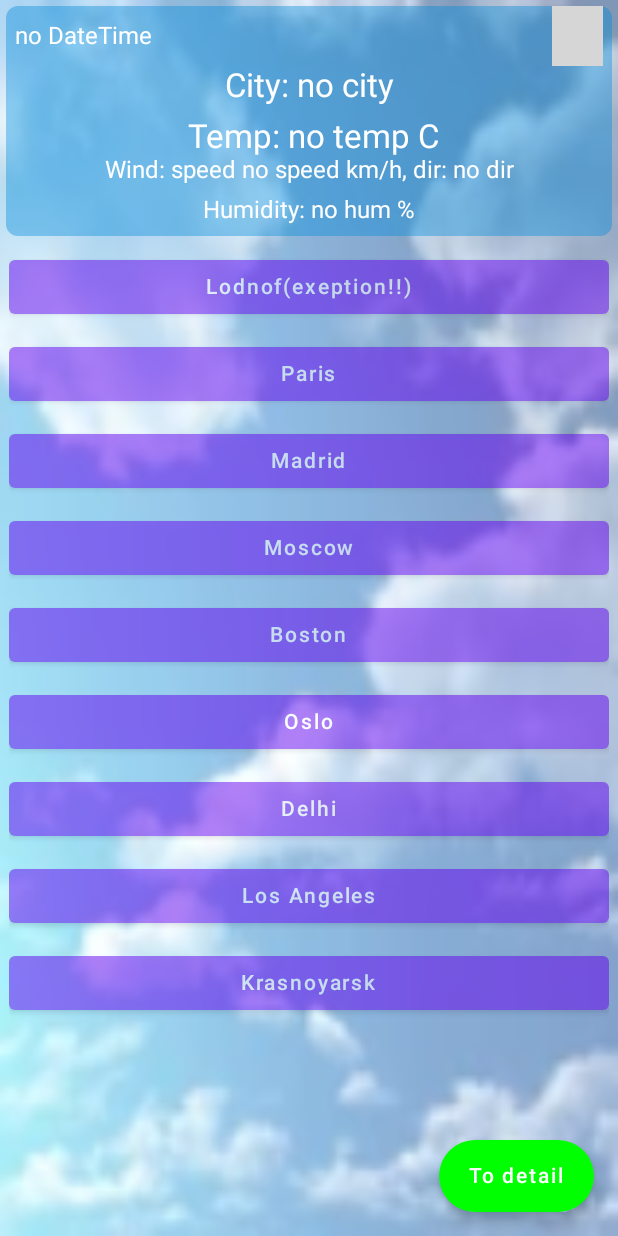
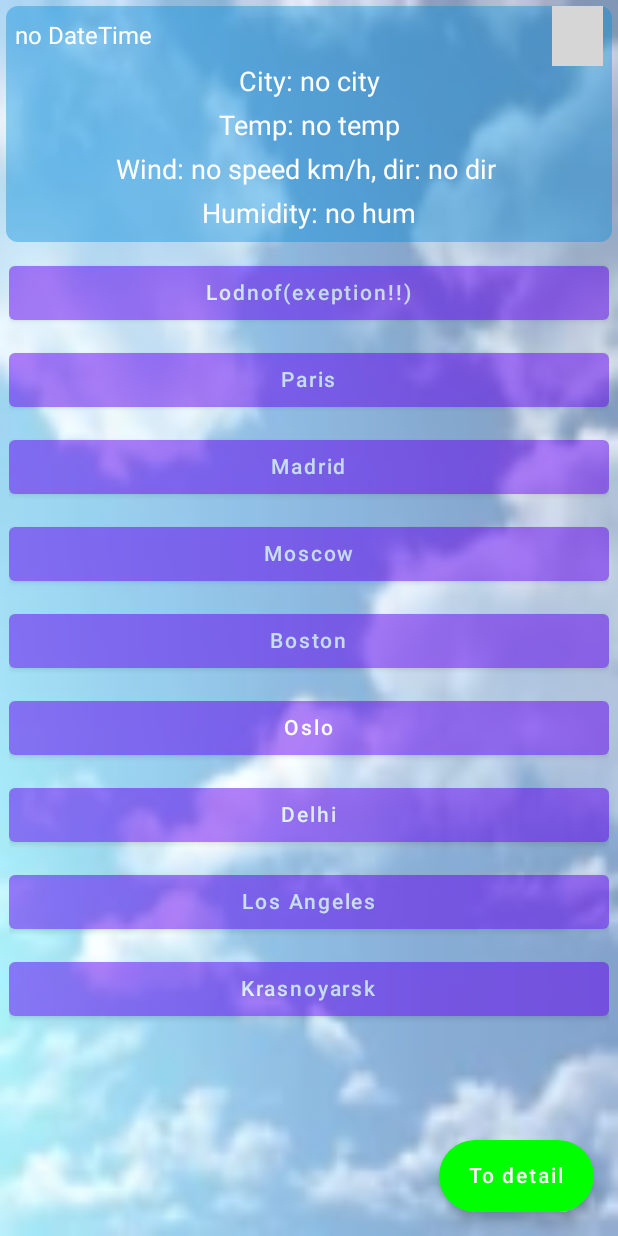
Before and after one commit to Vitas1968/WeatherAppWithCompose2, an Android app built with Jetpack Compose: the screen it shows after launch (MainActivity), on a phone screen of 412 x 824 dp. Run offline under Robolectric (Android 15) with nearby library versions, the phone set to English and light mode, and no system bars; our stand-ins replace Dagger/Hilt's generated code; libraries missing offline, so code that uses them is left out: com.jakewharton.retrofit2; pictures from the network do not load; 2 statements that could not run were skipped; grey boxes are pictures that could not be loaded.

Commit message:
продолжение декомпозиции элементов интерфейса главного экрана

```diff
--- /dev/null
+++ b/app/src/main/java/com/dorofeev/weatherappwithcomposev2/screens/main_screen/BackgroundMainScreen.kt
@@ -0,0 +1,24 @@
+package com.dorofeev.weatherappwithcomposev2.screens.main_screen
+
+import androidx.compose.foundation.Image
+import androidx.compose.foundation.layout.fillMaxSize
+import androidx.compose.runtime.Composable
+import androidx.compose.ui.Modifier
+import androidx.compose.ui.draw.alpha
+import androidx.compose.ui.layout.ContentScale
+import androidx.compose.ui.res.painterResource
+import androidx.compose.ui.res.stringResource
+import com.dorofeev.weatherappwithcomposev2.R.drawable
+import com.dorofeev.weatherappwithcomposev2.R.string
+
+@Composable
+fun BackgroundMainScreen() {
+    Image(
+        painter = painterResource(id = drawable.main_background_img),
+        contentDescription = stringResource(id = string.main_background_description),
+        modifier = Modifier
+            .fillMaxSize()
+            .alpha(0.5f),
+        contentScale = ContentScale.FillBounds
+    )
+}
--- /dev/null
+++ b/app/src/main/java/com/dorofeev/weatherappwithcomposev2/screens/main_screen/FailureTextItem.kt
@@ -0,0 +1,25 @@
+package com.dorofeev.weatherappwithcomposev2.screens.main_screen
+
+import androidx.compose.foundation.layout.padding
+import androidx.compose.material.Text
+import androidx.compose.runtime.Composable
+import androidx.compose.runtime.State
+import androidx.compose.ui.Modifier
+import androidx.compose.ui.text.TextStyle
+import androidx.compose.ui.unit.dp
+import androidx.compose.ui.unit.sp
+import com.dorofeev.weatherappwithcomposev2.data.LoadingStatus
+import com.dorofeev.weatherappwithcomposev2.ui.theme.ErrorColor
+import com.dorofeev.weatherappwithcomposev2.utils.convertToFailure
+
+@Composable
+fun FailureTextItem(state: State<LoadingStatus>) {
+    state.convertToFailure()?.let {
+        Text(
+            modifier = Modifier.padding(bottom = 8.dp),
+            text = "Error : ${state.convertToFailure()?.message}",
+            style = TextStyle(fontSize = 16.sp),
+            color = ErrorColor
+        )
+    }
+}
--- a/app/src/main/java/com/dorofeev/weatherappwithcomposev2/screens/main_screen/OtherStartPageMainScreen.kt
+++ b/app/src/main/java/com/dorofeev/weatherappwithcomposev2/screens/main_screen/OtherStartPageMainScreen.kt
@@ -2,7 +2,6 @@ package com.dorofeev.weatherappwithcomposev2.screens.main_screen
 
 import android.content.Intent
 import android.util.Log
-import androidx.compose.foundation.Image
 import androidx.compose.foundation.layout.Arrangement
 import androidx.compose.foundation.layout.Column
 import androidx.compose.foundation.layout.Row
@@ -22,24 +21,18 @@ import androidx.compose.runtime.Composable
 import androidx.compose.runtime.State
 import androidx.compose.ui.Alignment
 import androidx.compose.ui.Modifier
-import androidx.compose.ui.draw.alpha
 import androidx.compose.ui.graphics.Color
-import androidx.compose.ui.layout.ContentScale
 import androidx.compose.ui.platform.LocalContext
-import androidx.compose.ui.res.painterResource
 import androidx.compose.ui.res.stringResource
 import androidx.compose.ui.text.TextStyle
 import androidx.compose.ui.unit.dp
 import androidx.compose.ui.unit.sp
 import coil.compose.AsyncImage
 import com.dorofeev.weatherappwithcomposev2.DetailActivity
-import com.dorofeev.weatherappwithcomposev2.R.drawable
 import com.dorofeev.weatherappwithcomposev2.R.string
 import com.dorofeev.weatherappwithcomposev2.data.LoadingStatus
 import com.dorofeev.weatherappwithcomposev2.ui.theme.BlueLight
-import com.dorofeev.weatherappwithcomposev2.ui.theme.ErrorColor
 import com.dorofeev.weatherappwithcomposev2.utils.addHttpsToRequest
-import com.dorofeev.weatherappwithcomposev2.utils.convertToFailure
 import com.dorofeev.weatherappwithcomposev2.utils.convertToLoading
 import com.dorofeev.weatherappwithcomposev2.utils.convertToWeatherData
 import com.dorofeev.weatherappwithcomposev2.viewmodels.MainViewModel
@@ -68,14 +61,7 @@ import com.dorofeev.weatherappwithcomposev2.viewmodels.MainViewModel
             )
         }
     ) {
-        Image(
-            painter = painterResource(id = drawable.main_background_img),
-            contentDescription = stringResource(id = string.main_background_description),
-            modifier = Modifier
-                .fillMaxSize()
-                .alpha(0.5f),
-            contentScale = ContentScale.FillBounds
-        )
+        BackgroundMainScreen()
 
         state.convertToLoading()?.let {
             if (it) ShowProgressbar()
@@ -121,39 +107,27 @@ import com.dorofeev.weatherappwithcomposev2.viewmodels.MainViewModel
                         )
                     }
 
-                    Text(
-                        modifier = Modifier.padding(bottom = 8.dp),
-                        text = "City: ${state.convertToWeatherData()?.city}",//"20 Jun 2022 13:00",
-                        style = TextStyle(fontSize = 22.sp),
-                        color = Color.White
-                    )
-                    Text(
-                        modifier = Modifier.padding(start = 6.dp),
-                        text = "Temp: ${state.convertToWeatherData()?.temp} C",//"20 Jun 2022 13:00",
-                        style = TextStyle(fontSize = 22.sp),
-                        color = Color.White
-                    )
-
-                    Text(
-                        modifier = Modifier.padding(bottom = 8.dp),
-                        text = "Wind: speed ${state.convertToWeatherData()?.windSpeed} km/h, dir: ${state.convertToWeatherData()?.windDir}",
-                        style = TextStyle(fontSize = 16.sp),
-                        color = Color.White
-                    )
-                    Text(
-                        modifier = Modifier.padding(bottom = 8.dp),
-                        text = "Humidity: ${state.convertToWeatherData()?.humidity} %",
-                        style = TextStyle(fontSize = 16.sp),
-                        color = Color.White
-                    )
-                    state.convertToFailure()?.let {
-                        Text(
-                            modifier = Modifier.padding(bottom = 8.dp),
-                            text = "Error : ${state.convertToFailure()?.message}",
-                            style = TextStyle(fontSize = 16.sp),
-                            color = ErrorColor
-                        )
-                    }
+                    TextItemWeatherDataMainScreen(state)
+//                    Text(
+//                        modifier = Modifier.padding(start = 6.dp),
+//                        text = "Temp: ${state.convertToWeatherData()?.temp} C",//"20 Jun 2022 13:00",
+//                        style = TextStyle(fontSize = 22.sp),
+//                        color = Color.White
+//                    )
+//
+//                    Text(
+//                        modifier = Modifier.padding(bottom = 8.dp),
+//                        text = "Wind: speed ${state.convertToWeatherData()?.windSpeed} km/h, dir: ${state.convertToWeatherData()?.windDir}",
+//                        style = TextStyle(fontSize = 16.sp),
+//                        color = Color.White
+//                    )
+//                    Text(
+//                        modifier = Modifier.padding(bottom = 8.dp),
+//                        text = "Humidity: ${state.convertToWeatherData()?.humidity} %",
+//                        style = TextStyle(fontSize = 16.sp),
+//                        color = Color.White
+//                    )
+                    FailureTextItem(state)
                 }
             }
             Spacer(modifier = Modifier.height(10.dp))
--- a/app/src/main/java/com/dorofeev/weatherappwithcomposev2/screens/main_screen/ShowProgressbar.kt
+++ b/app/src/main/java/com/dorofeev/weatherappwithcomposev2/screens/main_screen/ShowProgressbar.kt
@@ -7,7 +7,5 @@ import com.dorofeev.weatherappwithcomposev2.utils.Constants.DEFAULT_MDFR_SHOW_PR
 
 @Composable
 fun ShowProgressbar(modifier: Modifier? = null) {
-    val mdfr =  modifier?.let {it} ?: DEFAULT_MDFR_SHOW_PRGRS_BAR
-    CircularProgressIndicator(modifier = mdfr)
-
+    CircularProgressIndicator(modifier = modifier ?: DEFAULT_MDFR_SHOW_PRGRS_BAR)
 }
--- /dev/null
+++ b/app/src/main/java/com/dorofeev/weatherappwithcomposev2/screens/main_screen/TextItemWeatherDataMainScreen.kt
@@ -0,0 +1,61 @@
+package com.dorofeev.weatherappwithcomposev2.screens.main_screen
+
+import androidx.compose.foundation.layout.padding
+import androidx.compose.material.Text
+import androidx.compose.runtime.Composable
+import androidx.compose.runtime.State
+import androidx.compose.ui.Modifier
+import androidx.compose.ui.graphics.Color
+import androidx.compose.ui.res.stringArrayResource
+import androidx.compose.ui.text.TextStyle
+import androidx.compose.ui.unit.dp
+import androidx.compose.ui.unit.sp
+import com.dorofeev.weatherappwithcomposev2.R.array
+import com.dorofeev.weatherappwithcomposev2.data.LoadingStatus
+import com.dorofeev.weatherappwithcomposev2.utils.convertToWeatherData
+
+@Composable
+fun TextItemWeatherDataMainScreen(state: State<LoadingStatus>) {
+    val weatherParamsList = stringArrayResource(id = array.main_weather_param).toList()
+    val weatherParamsMap = with(state.convertToWeatherData()){
+        mapOf(
+            "City" to this?.city,
+            "Temp" to this?.temp,
+            "winds" to this?.windSpeed,
+            "windd" to this?.windDir,
+            "Humidity" to this?.humidity
+        )
+    }
+    val weatherParamsMap1 = mapOf<String, String?>(
+        "City" to state.convertToWeatherData()?.city,
+        "Temp" to state.convertToWeatherData()?.temp,
+        "winds" to state.convertToWeatherData()?.windSpeed,
+        "windd" to state.convertToWeatherData()?.windDir,
+        "Humidity" to state.convertToWeatherData()?.humidity
+    )
+    weatherParamsList.forEach { params ->
+        val textLocal = if (
+            params.contains(
+                "Wind",
+                true
+            )
+        ) "$params: ${weatherParamsMap["winds"]} km/h, dir: ${weatherParamsMap["windd"]} "
+        else "$params: ${weatherParamsMap[params]}"
+        Text(
+            modifier = Modifier.padding(bottom = 8.dp),
+            text = textLocal,//"20 Jun 2022 13:00",
+            style = TextStyle(fontSize = 18.sp),
+            color = Color.White
+        )
+    }
+
+/*
+    Text(
+        modifier = Modifier.padding(bottom = 8.dp),
+        text = "City: ${state.convertToWeatherData()?.city}",//"20 Jun 2022 13:00",
+        style = TextStyle(fontSize = 22.sp),
+        color = Color.White
+    )
+
+ */
+}
--- /dev/null
+++ b/app/src/main/res/values/parameters_weather.xml
@@ -0,0 +1,9 @@
+<?xml version="1.0" encoding="utf-8"?>
+<resources>
+    <string-array name="main_weather_param">
+        <item>City</item>
+        <item>Temp</item>
+        <item>Wind</item>
+        <item>Humidity</item>
+    </string-array>
+</resources>
```
